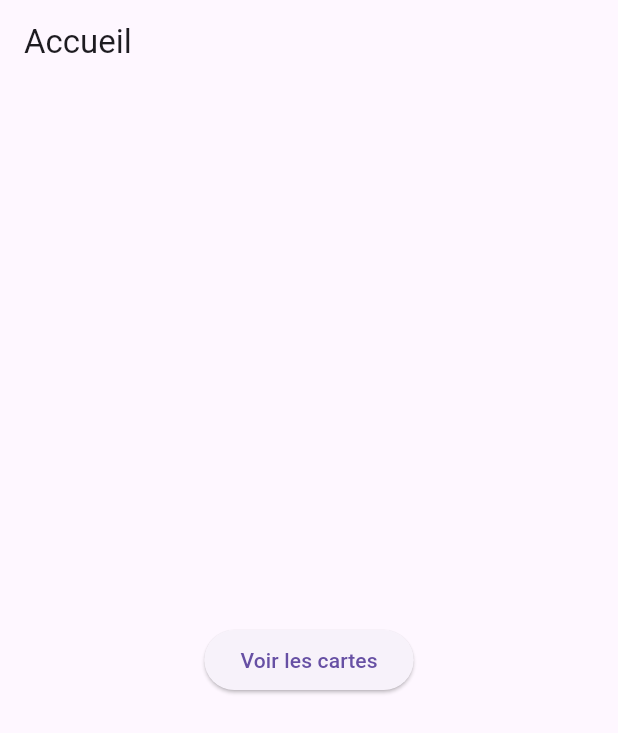
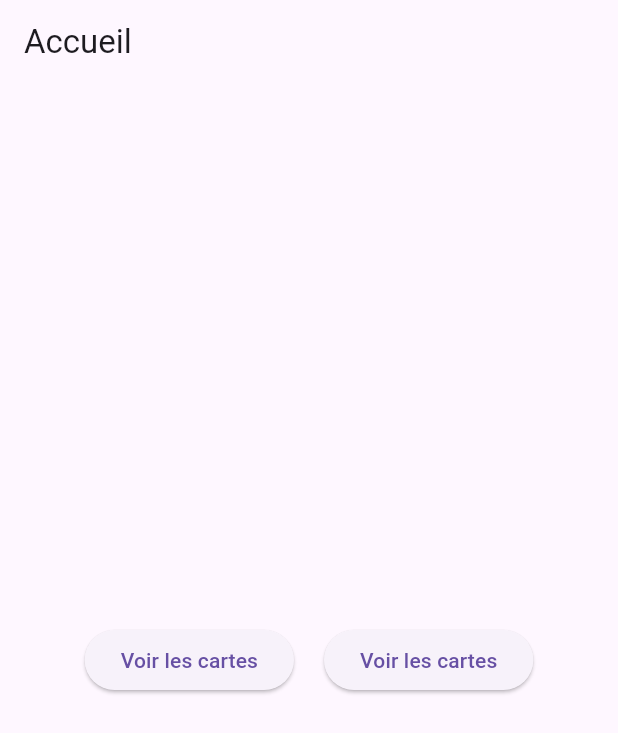
Before and after one commit to alexfrai/TrellApp, a Flutter app: the screen it shows after launch, on a phone screen of 412 x 824 dp. Shown: the top 733 px of the screen. Run offline on Flutter 3.47's test engine with Material 3 defaults, Android fonts, the phone set to English and light mode, and no system bars; our stand-ins replace flutter_dotenv.

Commit message:
fix du pub (erreur de version) + retouche du main debut de reorganisation page

```diff
--- a/lib/main.dart
+++ b/lib/main.dart
@@ -1,9 +1,10 @@
 import 'package:flutter/material.dart';
 import 'package:flutter_dotenv/flutter_dotenv.dart';
 import './app/screens/cards_screen.dart';
+import './app/screens/boards_screen.dart'
 
 Future<void> main() async {
-  WidgetsFlutterBinding.ensureInitialized(); // 📌 Assure l'initialisation avant tout
+  WidgetsFlutterBinding.ensureInitialized(); /// 📌 Assure l'initialisation avant tout
 
   try {
     await dotenv.load(fileName: ".env"); // Charge les variables d'environnement
@@ -31,6 +32,8 @@ class MyApp extends StatelessWidget {
         '/': (context) => const HomeScreen(),
         '/cards':
             (context) => const CardsScreen(id: "67bc36eac821fc127236093a"),
+        '/boards':
+            (context) => const Board(boardId: )
       },
     );
   }
@@ -44,12 +47,26 @@ class HomeScreen extends StatelessWidget {
     return Scaffold(
       appBar: AppBar(title: const Text("Accueil")),
       body: Center(
-        child: ElevatedButton(
-          onPressed: () {
-            print("🟢 Navigation vers CardsScreen...");
-            Navigator.pushNamed(context, '/cards');
-          },
-          child: const Text("Voir les cartes"),
+        child: Row(
+          mainAxisAlignment: MainAxisAlignment.center, // Centrer les éléments horizontalement
+          children: [
+            ElevatedButton(
+              onPressed: () {
+                print("🟢 Navigation vers CardsScreen...");
+                Navigator.pushNamed(context, '/cards');
+              },
+              child: const Text("Voir les cartes"),
+            ),
+            const SizedBox(width: 20),
+            ElevatedButton(
+              onPressed: () {
+                print("🟢 Navigation vers CardsScreen...");
+                Navigator.pushNamed(context, '/cards');
+              },
+              child: const Text("Voir les cartes"),
+            ),
+
+          ],
         ),
       ),
     );
--- a/pubspec.yaml
+++ b/pubspec.yaml
@@ -32,7 +32,7 @@ dependencies:
     sdk: flutter
   http : ^0.13.3
   flutter_dotenv: ^5.1.0
-  flutter_material_symbols: ^0.0.6
+  flutter_material_symbols: ^0.0.4
 
   # The following adds the Cupertino Icons font to your application.
   # Use with the CupertinoIcons class for iOS style icons.
```
Also changed, not shown: pubspec.lock.
